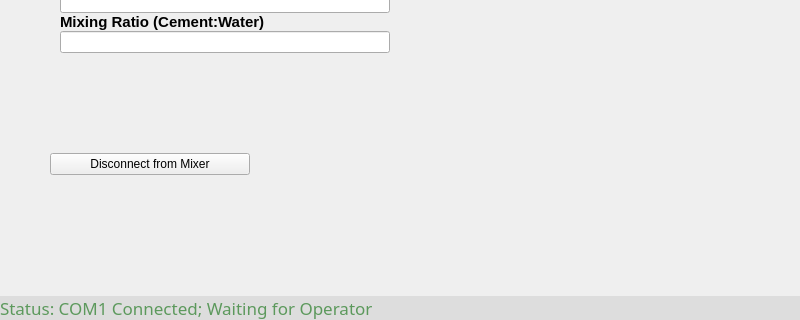
The window that initwidget.ui (EPOHnomeL/design) describes before a commit, drawn with Qt 5; both pictures show x 0 to 800 and y 280 to 600 of the 800 by 600 pixel window.
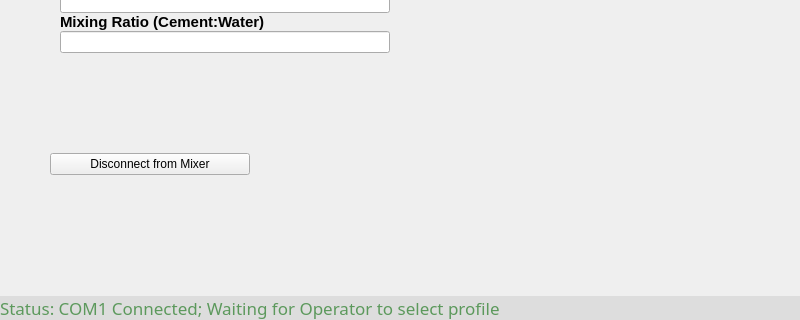
The same window after the commit.

What changed in the file:
```diff
--- a/initwidget.ui
+++ b/initwidget.ui
@@ -280,7 +280,7 @@
         <string notr="true">background-color: #DDDDDD; color: #5c995c</string>
        </property>
        <property name="text">
-        <string>Status: COM1 Connected; Waiting for Operator</string>
+        <string>Status: COM1 Connected; Waiting for Operator to select profile</string>
        </property>
       </widget>
      </item>
```
Left out of the diff: 108 changed lines with no effect on the pictures.
